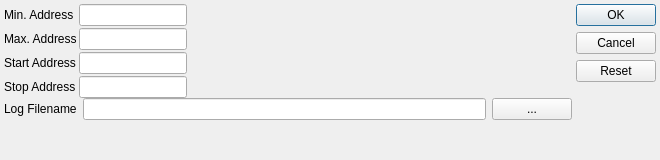
aladur/flexemu, file src/logfil.ui: the form before one commit.
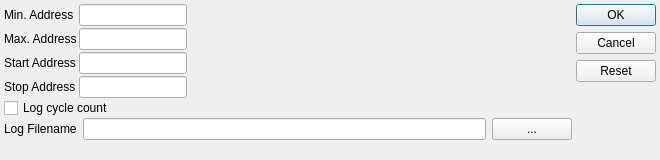
The form after the commit.

Commit message: CPU logging: Optionally log cycle count.

```diff
--- a/src/logfil.ui
+++ b/src/logfil.ui
@@ -165,6 +165,13 @@
        </item>
       </layout>
      </item>
+     <item>
+      <widget class="QCheckBox" name="c_logCycleCount">
+       <property name="text">
+        <string>Log cycle count</string>
+       </property>
+      </widget>
+     </item>
      <item>
       <layout class="QHBoxLayout" name="horizontalLayout_3" stretch="0,1,0">
        <property name="spacing">
```
The commit also changes 3 other files.
